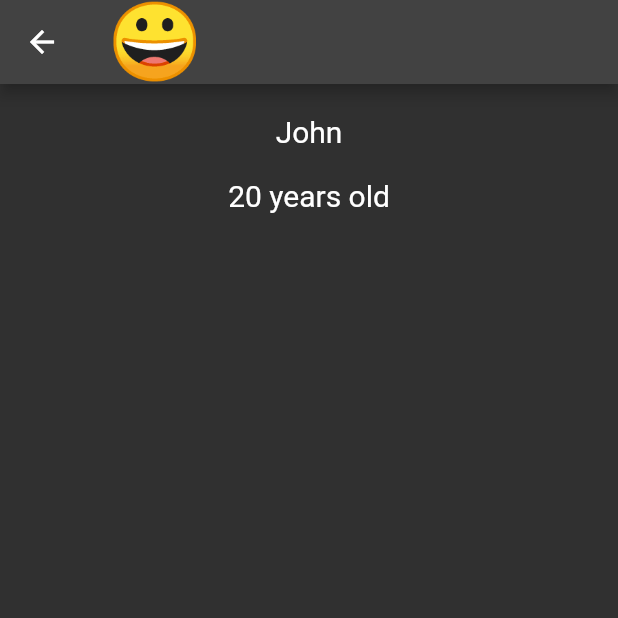
After one commit to Shalom-Nankam/animations, a Flutter app: the screen it shows after launch, after a tap on "John", on a phone screen of 412 x 824 dp, the top half of it. The commit adds this screen. Run offline on Flutter 3.47's test engine with Material 2 defaults, Android fonts, the phone set to English and light mode, and no system bars; our stand-ins replace get.

Commit message:
New animations

```diff
--- a/lib/main.dart
+++ b/lib/main.dart
@@ -1,6 +1,7 @@
 import 'dart:math';
 
 import 'package:animations/views/chained_animations.dart';
+import 'package:animations/views/hero.dart';
 import 'package:flutter/material.dart';
 import 'package:get/get.dart';
 
@@ -11,9 +12,11 @@ class MyApp extends StatelessWidget {
 
   @override
   Widget build(BuildContext context) {
-    return const GetMaterialApp(
+    return GetMaterialApp(
       title: 'Material App',
-      home: Home(),
+      home: const HeroPage(),
+      darkTheme: ThemeData.dark(),
+      themeMode: ThemeMode.dark,
       debugShowCheckedModeBanner: false,
     );
   }
--- /dev/null
+++ b/lib/views/hero.dart
@@ -0,0 +1,114 @@
+import 'package:flutter/material.dart';
+import 'package:get/get.dart';
+
+class HeroPage extends StatefulWidget {
+  const HeroPage({super.key});
+
+  @override
+  State<HeroPage> createState() => _HeroPageState();
+}
+
+class _HeroPageState extends State<HeroPage> {
+  @override
+  Widget build(BuildContext context) {
+    return Scaffold(
+      appBar: AppBar(
+        title: const Text('People'),
+      ),
+      body: SafeArea(
+        child: ListView.builder(
+          itemCount: people.length,
+          itemBuilder: (context, index) {
+            final person = people[index];
+            return ListTile(
+              onTap: () => Get.to(() => DetailsPage(person: person)),
+              leading: Hero(
+                  tag: person.emoji,
+                  child:
+                      Text(person.emoji, style: const TextStyle(fontSize: 40))),
+              title: Text(person.name),
+              subtitle: Text('${person.age} years old'),
+              trailing: const Icon(Icons.arrow_forward_ios),
+            );
+          },
+        ),
+      ),
+    );
+  }
+}
+
+@immutable
+class Person {
+  final String name;
+  final int age;
+  final String emoji;
+
+  const Person({required this.name, required this.age, required this.emoji});
+}
+
+List<Person> people = [
+  const Person(name: 'John', age: 20, emoji: '😀'),
+  const Person(name: 'Jane', age: 21, emoji: '👧'),
+  const Person(name: 'Jack', age: 22, emoji: '🧑‍✈️')
+];
+
+class DetailsPage extends StatelessWidget {
+  const DetailsPage({super.key, required this.person});
+  final Person person;
+
+  @override
+  Widget build(BuildContext context) {
+    return Scaffold(
+      appBar: AppBar(
+        title: Hero(
+            flightShuttleBuilder: (flightContext, animation, flightDirection,
+                fromHeroContext, toHeroContext) {
+              switch (flightDirection) {
+                case HeroFlightDirection.push:
+                  return Material(
+                      color: Colors.transparent,
+                      child: ScaleTransition(
+                          scale: animation.drive(Tween<double>(
+                                  begin: 0.0, end: 1.0)
+                              .chain(CurveTween(curve: Curves.fastOutSlowIn))),
+                          child: toHeroContext.widget));
+                case HeroFlightDirection.pop:
+                  return Material(
+                      color: Colors.transparent,
+                      child: ScaleTransition(
+                          scale: animation.drive(
+                              Tween<double>(begin: 0.0, end: 1.0).chain(
+                                  CurveTween(
+                                      curve: Curves.fastLinearToSlowEaseIn))),
+                          child: fromHeroContext.widget));
+              }
+            },
+            tag: person.emoji,
+            child: Text(
+              person.emoji,
+              style: const TextStyle(fontSize: 50),
+            )),
+      ),
+      body: Padding(
+        padding: const EdgeInsets.all(20),
+        child: Center(
+          child: Column(
+            children: [
+              Text(
+                person.name,
+                style: const TextStyle(fontSize: 20),
+              ),
+              const SizedBox(
+                height: 20,
+              ),
+              Text(
+                '${person.age} years old',
+                style: const TextStyle(fontSize: 20),
+              ),
+            ],
+          ),
+        ),
+      ),
+    );
+  }
+}
```
Also changed, not shown: lib/models/particles.dart (added, +38 -0 lines), lib/models/spring.dart (added, +24 -0 lines), lib/views/spring_animation1.dart (added, +104 -0 lines), lib/views/spring_animation2.dart (added, +123 -0 lines), lib/views/stacked_animation.dart (+11 -0 lines).
